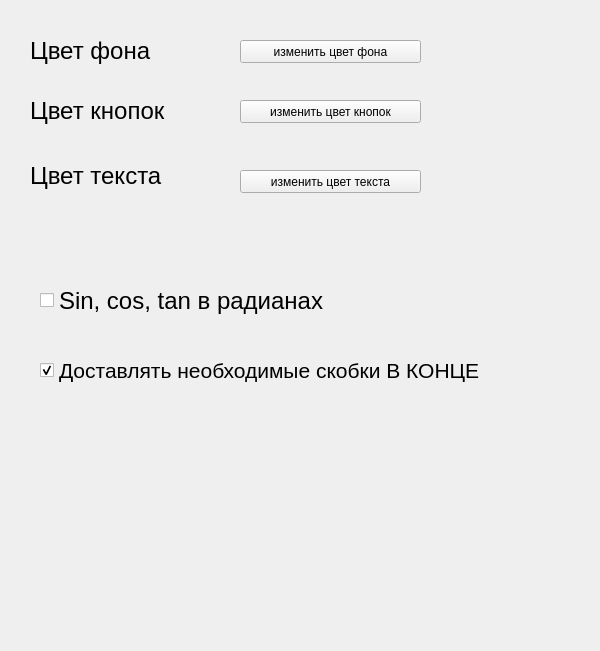
Qt form settings1.ui (Pavelsaftap/kalkulator) before a commit.
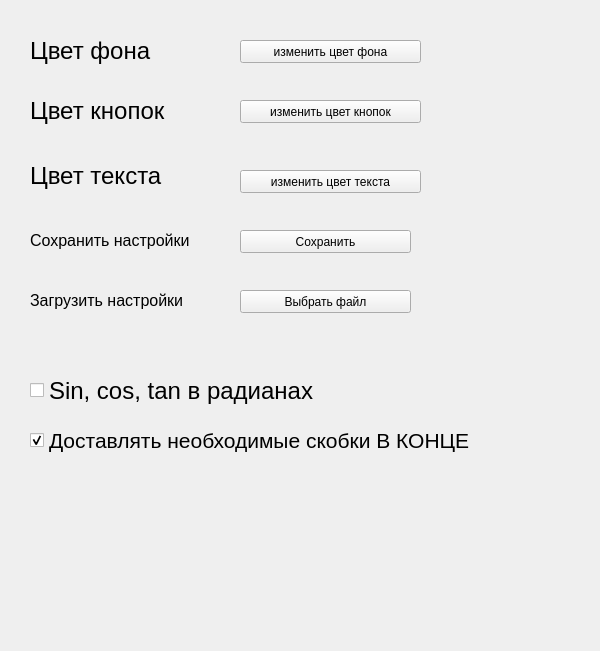
The same form after that commit.

Commit message: ready, file system

The edit to the form file:
```diff
--- a/settings1.ui
+++ b/settings1.ui
@@ -60,9 +60,9 @@
    <widget class="QCheckBox" name="checsin">
     <property name="geometry">
      <rect>
-      <x>40</x>
-      <y>280</y>
-      <width>361</width>
+      <x>30</x>
+      <y>370</y>
+      <width>491</width>
       <height>41</height>
      </rect>
     </property>
@@ -81,9 +81,9 @@
     </property>
     <property name="geometry">
      <rect>
-      <x>40</x>
-      <y>350</y>
-      <width>531</width>
+      <x>30</x>
+      <y>420</y>
+      <width>561</width>
       <height>41</height>
      </rect>
     </property>
@@ -164,6 +164,81 @@
      <string>изменить цвет текста</string>
     </property>
    </widget>
+   <widget class="QPushButton" name="path1">
+    <property name="geometry">
+     <rect>
+      <x>240</x>
+      <y>290</y>
+      <width>171</width>
+      <height>23</height>
+     </rect>
+    </property>
+    <property name="text">
+     <string>Выбрать файл</string>
+    </property>
+   </widget>
+   <widget class="QLabel" name="label_3">
+    <property name="geometry">
+     <rect>
+      <x>30</x>
+      <y>220</y>
+      <width>201</width>
+      <height>41</height>
+     </rect>
+    </property>
+    <property name="font">
+     <font>
+      <pointsize>12</pointsize>
+     </font>
+    </property>
+    <property name="text">
+     <string>Сохранить настройки</string>
+    </property>
+   </widget>
+   <widget class="QPushButton" name="save1">
+    <property name="geometry">
+     <rect>
+      <x>240</x>
+      <y>230</y>
+      <width>171</width>
+      <height>23</height>
+     </rect>
+    </property>
+    <property name="text">
+     <string>Сохранить</string>
+    </property>
+   </widget>
+   <widget class="QLabel" name="label_5">
+    <property name="geometry">
+     <rect>
+      <x>30</x>
+      <y>290</y>
+      <width>161</width>
+      <height>21</height>
+     </rect>
+    </property>
+    <property name="font">
+     <font>
+      <pointsize>12</pointsize>
+     </font>
+    </property>
+    <property name="text">
+     <string>Загрузить настройки</string>
+    </property>
+   </widget>
+   <widget class="QLabel" name="labelerror1">
+    <property name="geometry">
+     <rect>
+      <x>250</x>
+      <y>330</y>
+      <width>161</width>
+      <height>21</height>
+     </rect>
+    </property>
+    <property name="text">
+     <string/>
+    </property>
+   </widget>
   </widget>
   <widget class="QMenuBar" name="menubar">
    <property name="geometry">
```
The commit also changes 1 other file.
